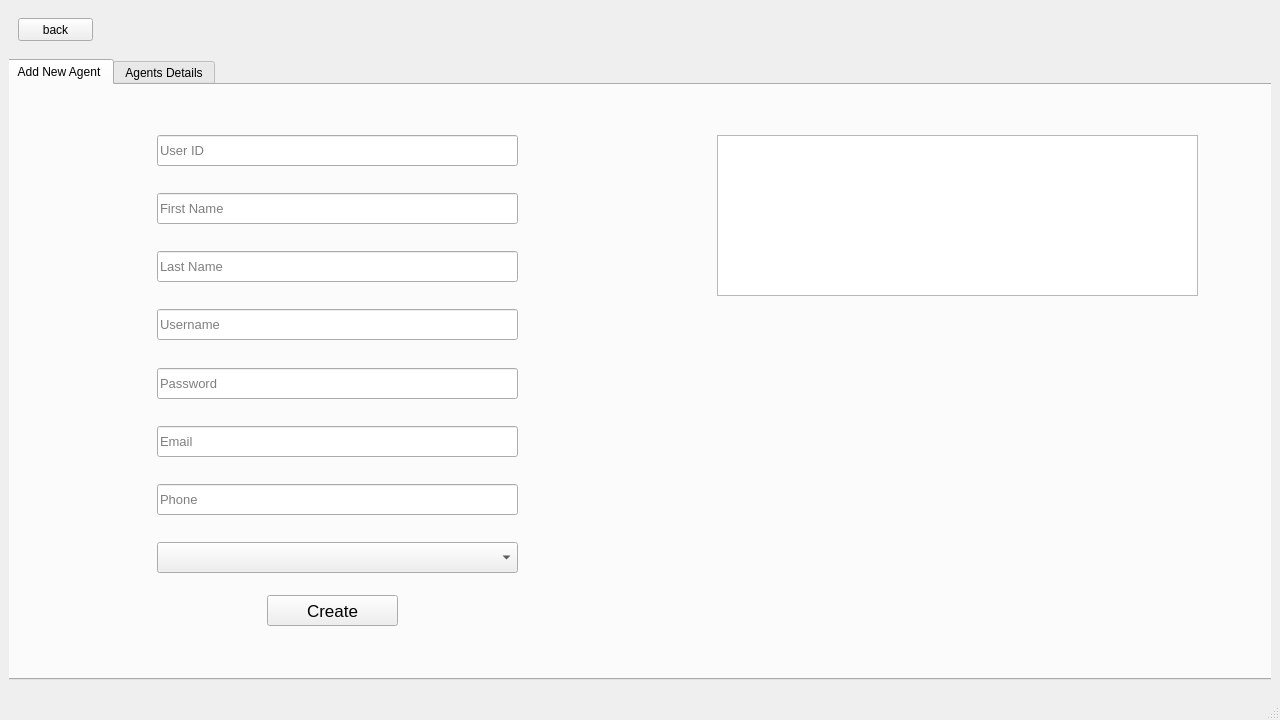
WiremuBT/CS106GroupProject, file mainwindow.ui: the form before one commit.
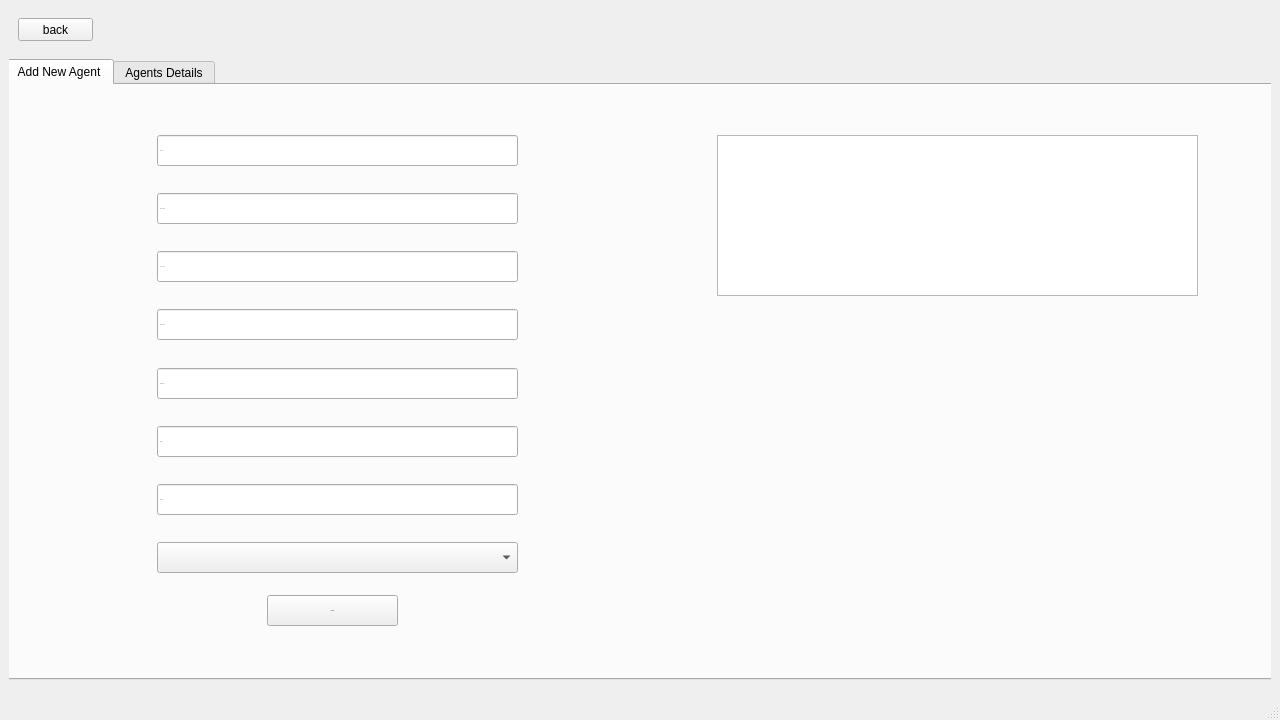
The form after the commit. The open tabs and pages were chosen to show the change.

Commit message: Updated visuals and combined the login button

Patch:
```diff
--- a/mainwindow.ui
+++ b/mainwindow.ui
@@ -18,7 +18,7 @@
   </property>
   <widget class="QWidget" name="centralwidget">
    <layout class="QGridLayout" name="gridLayout">
-    <item row="0" column="1">
+    <item row="0" column="0">
      <widget class="QStackedWidget" name="stackedWidget">
       <property name="styleSheet">
        <string notr="true"/>
@@ -704,7 +704,11 @@
           </property>
           <property name="font">
            <font>
-            <pointsize>10</pointsize>
+            <family>Barlow Light</family>
+            <pointsize>-1</pointsize>
+            <weight>3</weight>
+            <italic>false</italic>
+            <bold>false</bold>
            </font>
           </property>
           <property name="placeholderText">
@@ -722,7 +726,11 @@
           </property>
           <property name="font">
            <font>
-            <pointsize>13</pointsize>
+            <family>Barlow Light</family>
+            <pointsize>-1</pointsize>
+            <weight>3</weight>
+            <italic>false</italic>
+            <bold>false</bold>
            </font>
           </property>
           <property name="text">
@@ -746,7 +754,11 @@
           </property>
           <property name="font">
            <font>
-            <pointsize>10</pointsize>
+            <family>Barlow Light</family>
+            <pointsize>-1</pointsize>
+            <weight>3</weight>
+            <italic>false</italic>
+            <bold>false</bold>
            </font>
           </property>
           <property name="placeholderText">
@@ -770,7 +782,11 @@
           </property>
           <property name="font">
            <font>
-            <pointsize>10</pointsize>
+            <family>Barlow Light</family>
+            <pointsize>-1</pointsize>
+            <weight>3</weight>
+            <italic>false</italic>
+            <bold>false</bold>
            </font>
           </property>
           <property name="placeholderText">
@@ -794,7 +810,11 @@
           </property>
           <property name="font">
            <font>
-            <pointsize>10</pointsize>
+            <family>Barlow Light</family>
+            <pointsize>-1</pointsize>
+            <weight>3</weight>
+            <italic>false</italic>
+            <bold>false</bold>
            </font>
           </property>
           <property name="frame">
@@ -821,7 +841,11 @@
           </property>
           <property name="font">
            <font>
-            <pointsize>10</pointsize>
+            <family>Barlow Light</family>
+            <pointsize>-1</pointsize>
+            <weight>3</weight>
+            <italic>false</italic>
+            <bold>false</bold>
            </font>
           </property>
           <property name="placeholderText">
@@ -845,7 +869,11 @@
           </property>
           <property name="font">
            <font>
-            <pointsize>10</pointsize>
+            <family>Barlow Light</family>
+            <pointsize>-1</pointsize>
+            <weight>3</weight>
+            <italic>false</italic>
+            <bold>false</bold>
            </font>
           </property>
           <property name="placeholderText">
@@ -869,7 +897,11 @@
           </property>
           <property name="font">
            <font>
-            <pointsize>10</pointsize>
+            <family>Barlow Light</family>
+            <pointsize>-1</pointsize>
+            <weight>3</weight>
+            <italic>false</italic>
+            <bold>false</bold>
            </font>
           </property>
           <property name="placeholderText">
```
Left out of the diff: 240 changed lines with no effect on the pictures. The commit also changes 1 other file.
